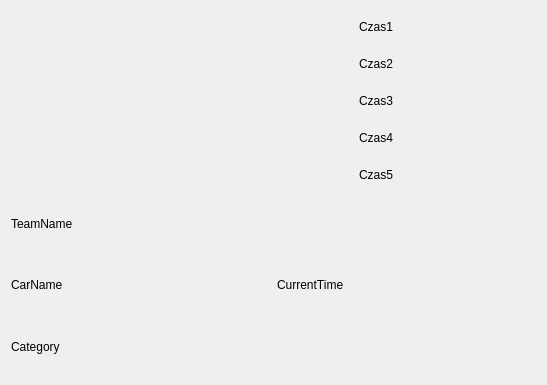
Before: the Qt Designer form Software/Race/windowraceuser.ui in martro/RoboDriftSensors, drawn with Qt 5.
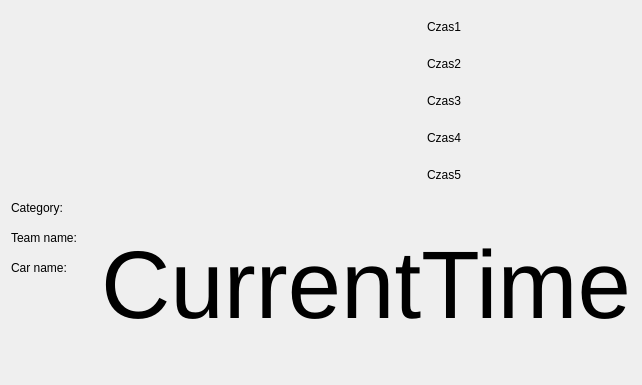
After: the same form once the commit is applied. Icons and pictures are not drawn.

Patch:
```diff
--- a/Software/Race/windowraceuser.ui
+++ b/Software/Race/windowraceuser.ui
@@ -88,25 +88,65 @@
      <item>
       <layout class="QVBoxLayout" name="verticalLayout_2">
        <item>
-        <widget class="QLabel" name="labelTeamName">
+        <layout class="QFormLayout" name="formLayout">
+         <item row="0" column="0">
+          <widget class="QLabel" name="label_2">
          <property name="text">
-          <string>TeamName</string>
+            <string>Category:</string>
          </property>
         </widget>
        </item>
-       <item>
+         <item row="1" column="0">
+          <widget class="QLabel" name="label_3">
+           <property name="text">
+            <string>Team name:</string>
+           </property>
+          </widget>
+         </item>
+         <item row="2" column="0">
+          <widget class="QLabel" name="label_4">
+           <property name="text">
+            <string>Car name:</string>
+           </property>
+          </widget>
+         </item>
+         <item row="2" column="1">
         <widget class="QLabel" name="labelCarName">
+           <property name="font">
+            <font>
+             <pointsize>16</pointsize>
+            </font>
+           </property>
          <property name="text">
-          <string>CarName</string>
+            <string/>
          </property>
         </widget>
        </item>
-       <item>
+         <item row="1" column="1">
+          <widget class="QLabel" name="labelTeamName">
+           <property name="font">
+            <font>
+             <pointsize>16</pointsize>
+            </font>
+           </property>
+           <property name="text">
+            <string/>
+           </property>
+          </widget>
+         </item>
+         <item row="0" column="1">
         <widget class="QLabel" name="labelCategory">
+           <property name="font">
+            <font>
+             <pointsize>16</pointsize>
+            </font>
+           </property>
          <property name="text">
-          <string>Category</string>
-         </property>
-        </widget>
+            <string/>
+           </property>
+          </widget>
+         </item>
+        </layout>
        </item>
       </layout>
      </item>
@@ -114,6 +154,11 @@
       <layout class="QHBoxLayout" name="Lights">
        <item>
         <widget class="QLabel" name="labelCurrentTime">
+         <property name="font">
+          <font>
+           <pointsize>72</pointsize>
+          </font>
+         </property>
          <property name="text">
           <string>CurrentTime</string>
          </property>
```
Lines whose indentation alone changed are shown as unchanged.
